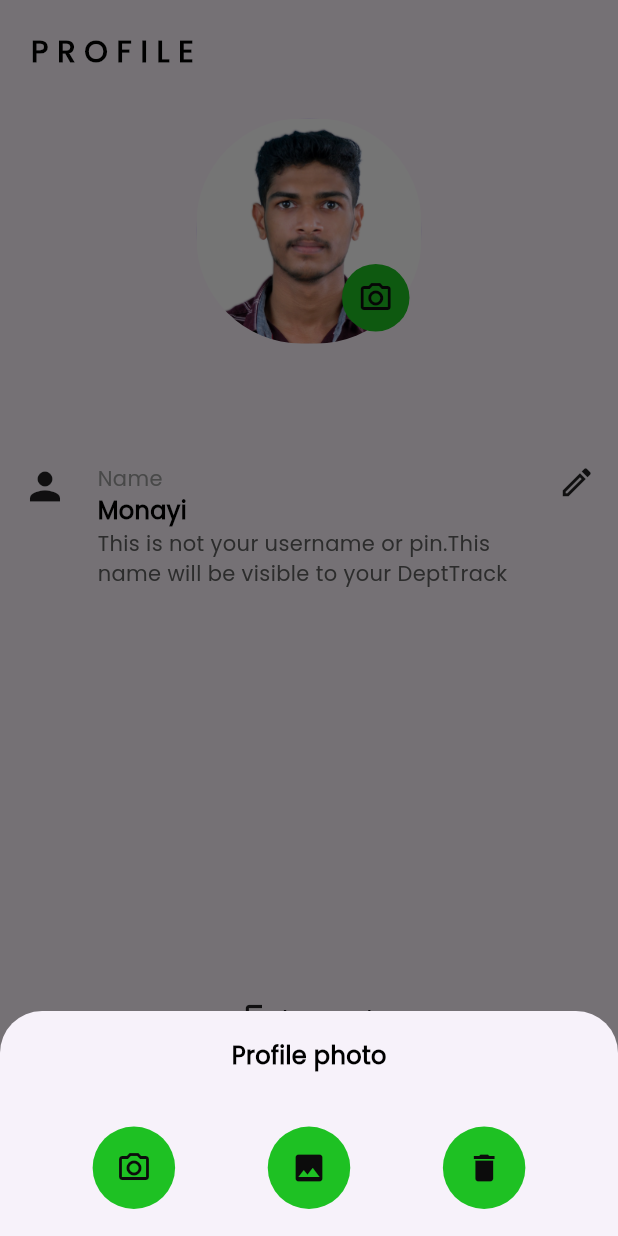
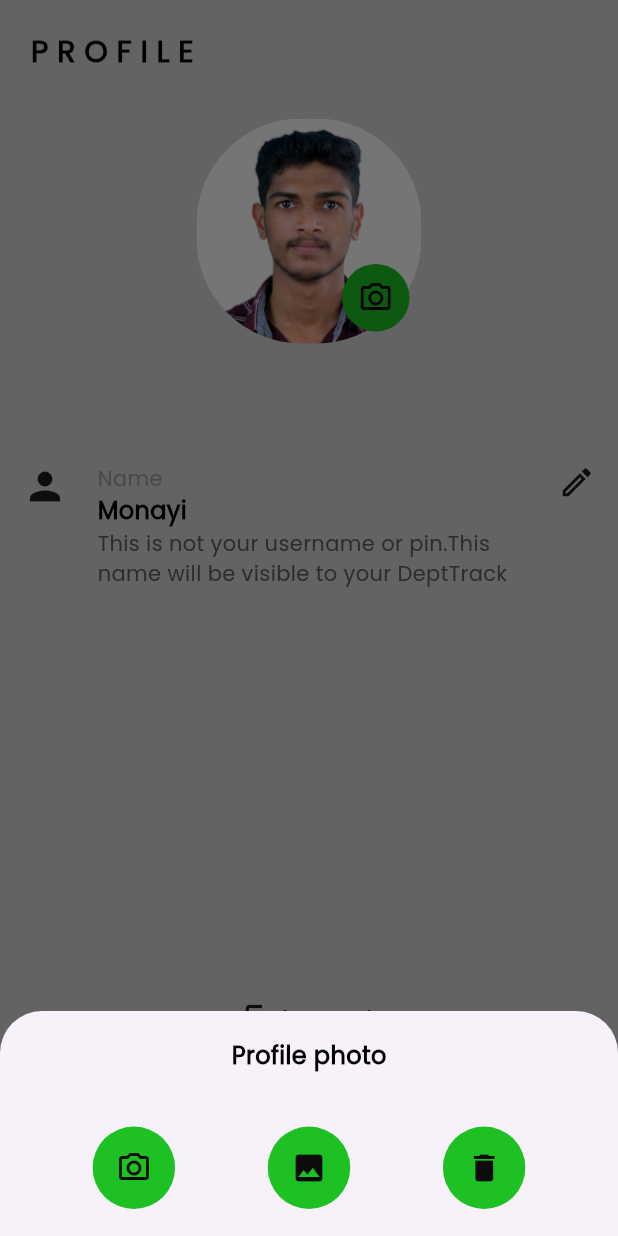
Before and after one commit to akhil-bhaskaran/DepTrack, a Flutter app: the Nav screen opened directly, item 3 of the bottom bar chosen, after a tap on the "camera alt" icon, on a phone screen of 412 x 824 dp. Run offline on Flutter 3.47's test engine with Material 3 defaults, Android fonts, the phone set to English and light mode, and no system bars; drawn by our look-alikes of curved_navigation_bar; our stand-ins replace flutter_slidable, timeline_tile; missing offline and left inert: insta_image_viewer.

Commit message:
feat: colorpanel

```diff
--- /dev/null
+++ b/lib/components/colors.dart
@@ -0,0 +1,8 @@
+import 'package:flutter/material.dart';
+
+class ColorPattern {
+  static const Color ylo = Color(0XffFFC529);
+  static const Color rd = Color(0XffFE724C);
+  static const Color blk = Color(0Xff272D2F);
+  static const Color gr = Color(0XffD7D7D7);
+}
--- a/lib/components/expens_card.dart
+++ b/lib/components/expens_card.dart
@@ -15,8 +15,8 @@ class ExpenseCard extends StatelessWidget {
   @override
   Widget build(BuildContext context) {
     return Container(
-      padding: EdgeInsets.symmetric(vertical: 4, horizontal: 5),
-      margin: EdgeInsets.symmetric(vertical: 5, horizontal: 5),
+      padding: const EdgeInsets.symmetric(vertical: 4, horizontal: 5),
+      margin: const EdgeInsets.symmetric(vertical: 5, horizontal: 5),
       height: 60,
       width: MediaQuery.of(context).size.width,
       decoration: BoxDecoration(
--- a/lib/pages/home_page.dart
+++ b/lib/pages/home_page.dart
@@ -1,4 +1,5 @@
 import 'package:flutter/material.dart';
+import 'package:pattip/components/colors.dart';
 
 import 'package:pattip/components/constants.dart';
 import 'package:pattip/components/day_card.dart';
@@ -26,6 +27,7 @@ class _HomePageState extends State<HomePage> {
   Widget build(BuildContext context) {
     return Consumer<MenuProvider>(
       builder: (context, value, child) => Scaffold(
+        backgroundColor: ColorPattern.gr,
         body: SafeArea(
             child: ListView(
           padding: const EdgeInsets.symmetric(vertical: 12, horizontal: 15),
--- a/lib/pages/menu.dart
+++ b/lib/pages/menu.dart
@@ -1,4 +1,5 @@
 import 'package:flutter/material.dart';
+import 'package:pattip/components/colors.dart';
 
 import 'package:pattip/components/constants.dart';
 import 'package:pattip/components/curry.dart';
@@ -24,7 +25,7 @@ class _MenuPageState extends State<MenuPage> {
   Widget build(BuildContext context) {
     return Consumer<MenuProvider>(
       builder: (context, value, child) => Scaffold(
-        backgroundColor: const Color.fromARGB(255, 255, 136, 0),
+        backgroundColor: ColorPattern.ylo,
         body: ListView(
           children: [
             Container(
@@ -88,7 +89,7 @@ class _MenuPageState extends State<MenuPage> {
               padding: const EdgeInsets.symmetric(horizontal: 15, vertical: 8),
               height: MediaQuery.of(context).size.height,
               decoration: const BoxDecoration(
-                  color: Colors.white,
+                  color: ColorPattern.gr,
                   borderRadius: BorderRadius.only(
                       topLeft: Radius.elliptical(60, 30),
                       topRight: Radius.elliptical(60, 30))),
--- a/lib/pages/nav.dart
+++ b/lib/pages/nav.dart
@@ -1,5 +1,6 @@
 import 'package:curved_navigation_bar/curved_navigation_bar.dart';
 import 'package:flutter/material.dart';
+import 'package:pattip/components/colors.dart';
 import 'package:pattip/pages/home_page.dart';
 import 'package:pattip/pages/menu.dart';
 import 'package:pattip/pages/profile.dart';
@@ -12,7 +13,11 @@ class Nav extends StatefulWidget {
 }
 
 class _NavState extends State<Nav> {
-  List<Widget> widgetList = [const HomePage(), MenuPage(), const Profile()];
+  List<Widget> widgetList = [
+    const HomePage(),
+    const MenuPage(),
+    const Profile()
+  ];
   int navIndex = 0;
   @override
   Widget build(BuildContext context) {
@@ -23,12 +28,10 @@ class _NavState extends State<Nav> {
       ),
       bottomNavigationBar: CurvedNavigationBar(
         animationDuration: const Duration(milliseconds: 200),
-        backgroundColor: Colors.white,
+        backgroundColor: ColorPattern.gr,
         height: 70,
-        buttonBackgroundColor: Colors.black,
-        color: navIndex == 0
-            ? Colors.black54
-            : const Color.fromARGB(232, 255, 172, 6),
+        buttonBackgroundColor: ColorPattern.ylo,
+        color: ColorPattern.ylo,
         index: navIndex,
         onTap: (value) {
           navIndex = value;
--- a/lib/pages/profile.dart
+++ b/lib/pages/profile.dart
@@ -2,6 +2,7 @@ import 'package:flutter/material.dart';
 
 import 'package:insta_image_viewer/insta_image_viewer.dart';
 import 'package:pattip/components/circle_button.dart';
+import 'package:pattip/components/colors.dart';
 import 'package:pattip/components/constants.dart';
 import 'package:pattip/pages/login_page.dart';
 
@@ -11,6 +12,7 @@ class Profile extends StatelessWidget {
   @override
   Widget build(BuildContext context) {
     return Scaffold(
+        backgroundColor: ColorPattern.gr,
         body: ListView(
             padding: const EdgeInsetsDirectional.symmetric(
                 horizontal: 15, vertical: 20),
@@ -31,7 +33,8 @@ class Profile extends StatelessWidget {
                         radius: 75,
                         child: Container(
                           decoration: const BoxDecoration(
-                          borderRadius: BorderRadius.all(Radius.circular(70)),
+                              borderRadius:
+                                  BorderRadius.all(Radius.circular(70)),
                               image: DecorationImage(
                                   image: AssetImage('assets/shibin.jpg'))),
                         ),
@@ -46,7 +49,8 @@ class Profile extends StatelessWidget {
                                   context: context,
                                   builder: (context) => Container(
                                         height: 150,
-                                    width: MediaQuery.of(context).size.width,
+                                        width:
+                                            MediaQuery.of(context).size.width,
                                         decoration: const BoxDecoration(
                                             borderRadius: BorderRadius.only(
                                                 topLeft: Radius.circular(18),
@@ -65,12 +69,14 @@ class Profile extends StatelessWidget {
                                               children: [
                                                 CircleButton(
                                                     size: 55,
-                                                icons:
-                                                    Icons.camera_alt_outlined),
+                                                    icons: Icons
+                                                        .camera_alt_outlined),
                                                 CircleButton(
-                                                size: 55, icons: Icons.image),
+                                                    size: 55,
+                                                    icons: Icons.image),
                                                 CircleButton(
-                                                size: 55, icons: Icons.delete),
+                                                    size: 55,
+                                                    icons: Icons.delete),
                                               ],
                                             )
                                           ],
@@ -140,8 +146,8 @@ class Profile extends StatelessWidget {
                           ),
                           const Text(
                             'This is not your username or pin.This name will be visible to your DeptTrack',
-                        style:
-                            TextStyle(color: Color.fromARGB(255, 96, 96, 96)),
+                            style: TextStyle(
+                                color: Color.fromARGB(255, 96, 96, 96)),
                           ),
                         ],
                       ),
--- a/pubspec.yaml
+++ b/pubspec.yaml
@@ -40,7 +40,7 @@ dependencies:
   curved_navigation_bar: ^1.0.6
   flutter_slidable: ^3.1.0
   provider: ^6.1.2
-  firebase_auth: ^5.1.0
+
 
 
 dev_dependencies:
```
Also changed, not shown: pubspec.lock, 3 other files. Lines whose indentation alone changed are shown as unchanged.
